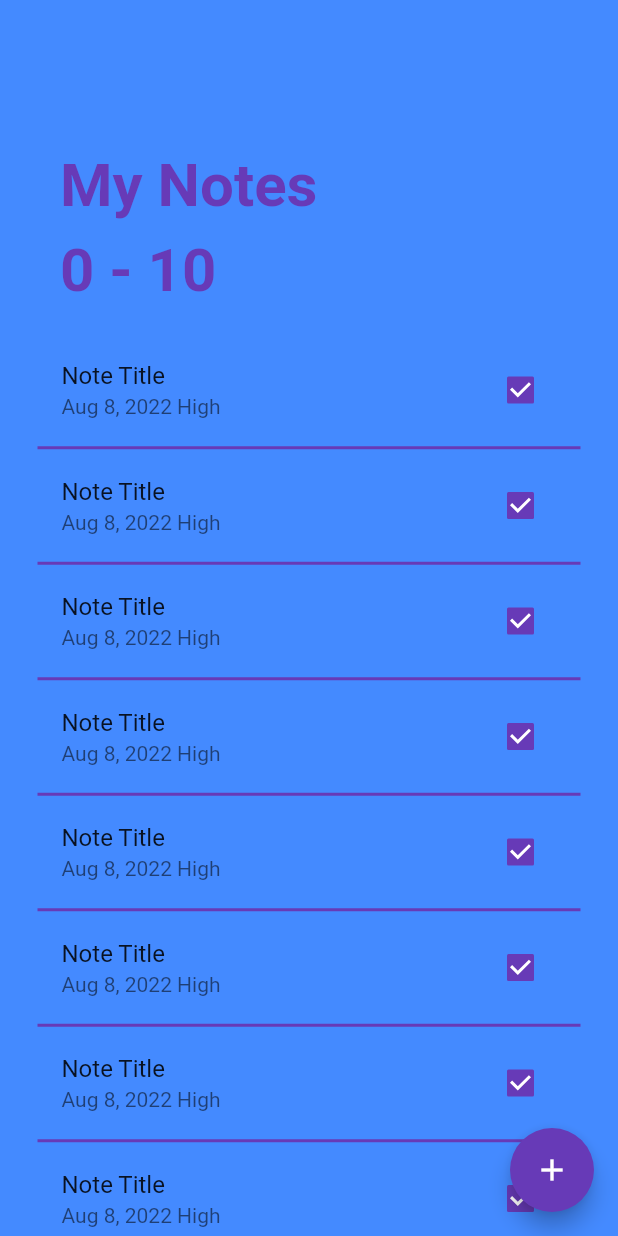
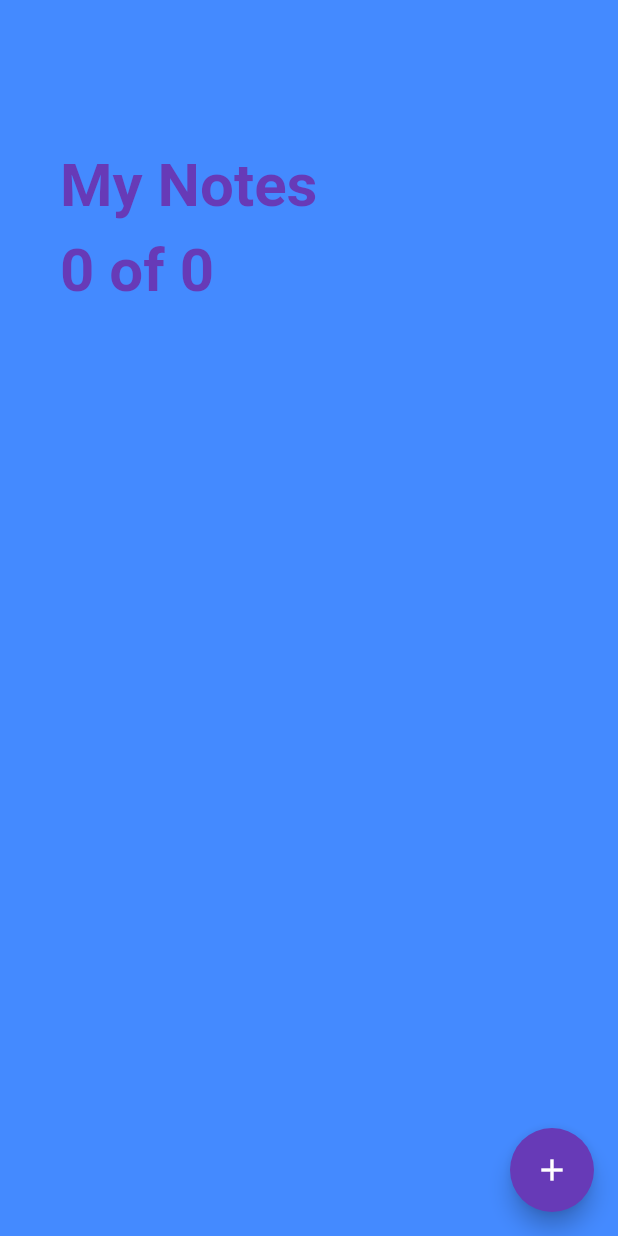
Before and after one commit to oguzkorkut/flutter_todo, a Flutter app: the screen it shows after launch, on a phone screen of 412 x 824 dp. Run offline on Flutter 3.47's test engine with Material 2 defaults, Android fonts, the phone set to English and light mode, and no system bars; our stand-ins replace sqflite; accounts and stored records are empty.

Commit message:
Todo sayfası listeleme count ayarlamaları yapıldı

```diff
--- a/lib/screens/home_screen.dart
+++ b/lib/screens/home_screen.dart
@@ -1,6 +1,9 @@
 import 'package:flutter/cupertino.dart';
 import 'package:flutter/material.dart';
+import 'package:flutter_todo_app/database/database.dart';
+import 'package:flutter_todo_app/models/note_model.dart';
 import 'package:flutter_todo_app/screens/add_note_screen.dart';
+import 'package:intl/intl.dart';
 
 class HomeScreen extends StatefulWidget {
   const HomeScreen({Key? key}) : super(key: key);
@@ -10,23 +13,69 @@ class HomeScreen extends StatefulWidget {
 }
 
 class _HomeScreenState extends State<HomeScreen> {
+  late Future<List<Note>> _noteList;
+  final DateFormat _dateFormatter = DateFormat('MMM dd, yyyy');
+  DatabaseHelper _databaseHelper = DatabaseHelper.instance;
 
-  Widget _buildNote (int index){
-    return Padding(padding: EdgeInsets.symmetric(horizontal: 25.0),
+  @override
+  void initState() {
+    super.initState();
+    _updateNoteList();
+  }
+
+  _updateNoteList() {
+    _noteList = DatabaseHelper.instance.getNoteList();
+  }
+
+  Widget _buildNote(Note note) {
+    return Padding(
+      padding: EdgeInsets.symmetric(horizontal: 25.0),
       child: Column(
         children: <Widget>[
           ListTile(
-              title: Text('Note Title'),
-              subtitle: Text('Aug 8, 2022 High'),
+            title: Text(
+              note.title!,
+              style: TextStyle(
+                  fontSize: 18.0,
+                  color: Colors.white,
+                  decoration: note.status == 0
+                      ? TextDecoration.none
+                      : TextDecoration.lineThrough),
+            ),
+            subtitle: Text(
+              '${_dateFormatter.format(note.date!)} - ${note.priority}',
+              style: TextStyle(
+                  fontSize: 15.0,
+                  color: Colors.white,
+                  decoration: note.status == 0
+                      ? TextDecoration.none
+                      : TextDecoration.lineThrough),
+            ),
             trailing: Checkbox(
-                onChanged: (value){
-                  print(value);
+              onChanged: (value) {
+                note.status = value! ? 1 : 0;
+                DatabaseHelper.instance.updateNote(note);
+                _updateNoteList();
+                Navigator.pushReplacement(
+                    context, MaterialPageRoute(builder: (_) => HomeScreen()));
               },
-                activeColor: Theme.of(context).primaryColor,
-                value: true,
+              activeColor: Theme
+                  .of(context)
+                  .primaryColor,
+              value: note.status == 1 ? true : false,
             ),
+            onTap: () =>
+                Navigator.push(context, CupertinoPageRoute(builder: (_) =>
+                    AddNoteScreen(
+                      //updateNoteList: _updateNoteList(),
+                      //note: note
+                    ))),
           ),
-            Divider(height: 5.0, color: Colors.deepPurple, thickness: 2.0,),
+          Divider(
+            height: 5.0,
+            color: Colors.deepPurple,
+            thickness: 2.0,
+          ),
         ],
       ),
     );
@@ -37,20 +86,37 @@ class _HomeScreenState extends State<HomeScreen> {
     return Scaffold(
         backgroundColor: Colors.blueAccent,
         floatingActionButton: FloatingActionButton(
-        backgroundColor: Theme.of(context).primaryColor,
+          backgroundColor: Theme
+              .of(context)
+              .primaryColor,
           onPressed: () {
-          Navigator.push(context, CupertinoPageRoute(builder: (_) => AddNoteScreen(),));
+            Navigator.push(
+                context,
+                CupertinoPageRoute(
+                  builder: (_) => AddNoteScreen(),
+                ));
           },
           child: Icon(Icons.add),
         ),
-      body: ListView.builder(
+        body: FutureBuilder(
+            future: _noteList,
+            builder: (context, AsyncSnapshot snapshot) {
+              if (!snapshot.hasData) {
+                return Center(
+                  child: CircularProgressIndicator(),
+                );
+              }
+              final int completeNoteCount = snapshot.data!.where((Note note) => note.status == 1 ? true : false).toList().length;
+
+              return ListView.builder(
                 padding: EdgeInsets.symmetric(vertical: 80.0),
-        itemCount: 10,
+                itemCount: int.parse(snapshot.data!.length.toString()) + 1,
                 itemBuilder: (BuildContext context, int index) {
                   if (index == 0) {
                     return Padding(
-                padding: EdgeInsets.symmetric(horizontal: 40.0, vertical: 20.0),
-                child: Column (
+                      padding: EdgeInsets.symmetric(
+                          horizontal: 40.0, vertical: 20.0),
+                      child: Column(
                         crossAxisAlignment: CrossAxisAlignment.start,
                         children: <Widget>[
                           Text(
@@ -58,25 +124,26 @@ class _HomeScreenState extends State<HomeScreen> {
                             style: TextStyle(
                                 color: Colors.deepPurple,
                                 fontSize: 40.0,
-                        fontWeight: FontWeight.bold
+                                fontWeight: FontWeight.bold),
                           ),
+                          SizedBox(
+                            height: 10.0,
                           ),
-                    SizedBox(height: 10.0,),
                           Text(
-                      '0 - 10',
+                            '$completeNoteCount of ${snapshot.data.length}',
                             style: TextStyle(
                                 color: Colors.deepPurple,
                                 fontSize: 40.0,
-                          fontWeight: FontWeight.w600
-                      ),
+                                fontWeight: FontWeight.w600),
                           ),
                         ],
                       ),
                     );
                   }
-          return _buildNote(index);
+                  return _buildNote(snapshot.data![index - 1]);
                 },
-      ),
+              );
+            })
     );
   }
 }
```
Lines whose indentation alone changed are shown as unchanged.
